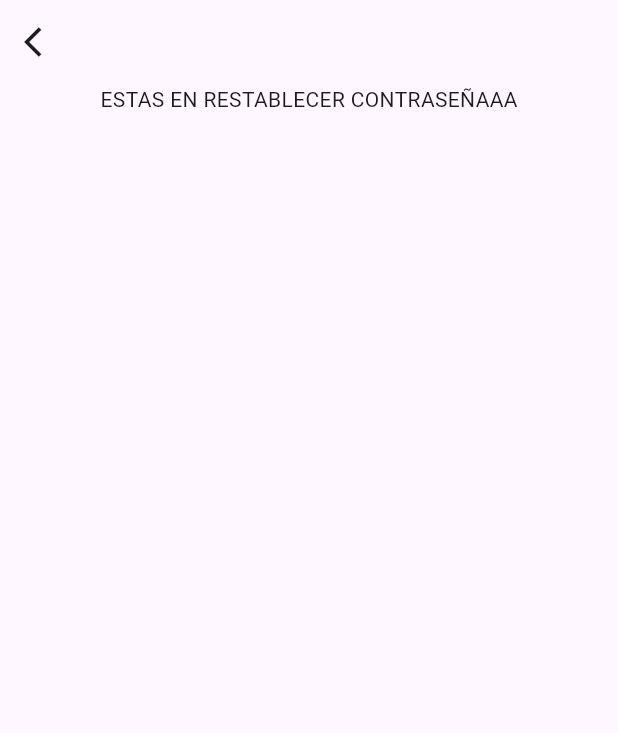
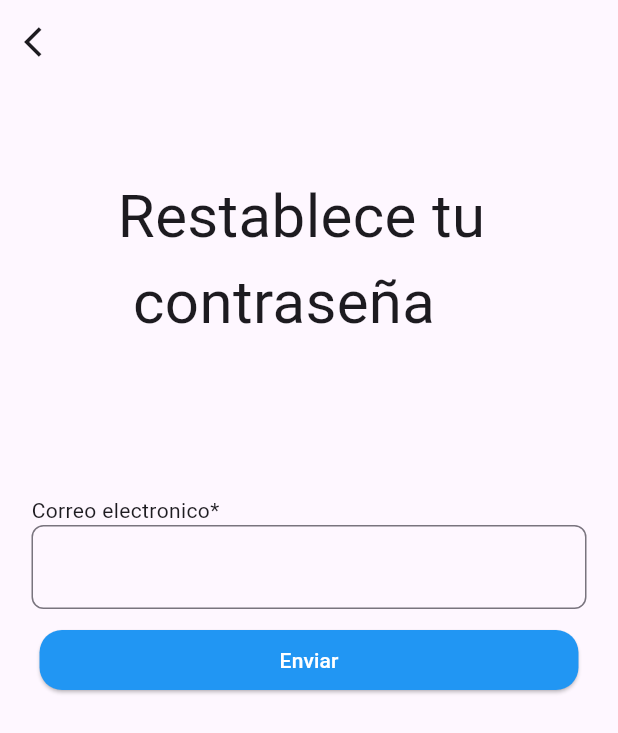
Before and after one commit to fatimabanu12/appITE, a Flutter app: the PasswordPage screen opened by its route, on a phone screen of 412 x 824 dp. Shown: the top 733 px of the screen. Run offline on Flutter 3.47's test engine with Material 3 defaults, Android fonts, the light colour scheme and no system bars.

Commit message:
creacion en pages para recuperar contraseña y se modifico diseño

```diff
--- a/lib/main.dart
+++ b/lib/main.dart
@@ -2,6 +2,7 @@ import 'package:flutter/material.dart';
 import 'package:ite_app/pages/home_page.dart';
 import 'package:ite_app/pages/login.dart';
 import 'package:ite_app/pages/password_page.dart';
+import 'package:ite_app/pages/password_page2.dart';
 import 'package:ite_app/pages/register.dart';
 import 'package:ite_app/pages/splash_screen.dart';
 
@@ -23,6 +24,7 @@ class MainApp extends StatelessWidget {
         '/register': (context) => Register(),
         '/home': (context) => HomePage(),
         '/password': (context) => PasswordPage(),
+        '/password2': (context) => PasswordPage2(),
       },
     );
   }
--- a/lib/pages/login.dart
+++ b/lib/pages/login.dart
@@ -28,7 +28,7 @@ class _Login extends State<Login> {
                 height: 50,
               ),
               CustomLoginForm(
-                  text: 'Correo elcetronico*'), //  hice uso del widget
+                  text: 'Correo electronico*'), //  hice uso del widget
               SizedBox(
                 height: 10,
               ),
--- a/lib/pages/password_page.dart
+++ b/lib/pages/password_page.dart
@@ -1,4 +1,6 @@
 import 'package:flutter/material.dart';
+import 'package:ite_app/widgets/custom_elevated_buttom.dart';
+import 'package:ite_app/widgets/custom_login_form.dart';
 
 class PasswordPage extends StatefulWidget {
   const PasswordPage({super.key});
@@ -19,12 +21,27 @@ class _PasswordPageState extends State<PasswordPage> {
               icon: Icon(Icons.arrow_back_ios)),
         ),
         body: Center(
-        child: (Column(
+            child: Column(
+          mainAxisAlignment: MainAxisAlignment.start,
           children: [
-            Text('ESTAS EN RESTABLECER CONTRASEÑAAA'),
+            Padding(
+              padding: EdgeInsets.only(top: 60),
+              child: Text(
+                'Restablece tu \n contraseña',
+                style: TextStyle(fontSize: 40),
+              ),
+            ),
+
+            SizedBox(
+              height: 100,
+            ),
+            CustomLoginForm(
+                text: 'Correo electronico*'), //  hice uso del widget
+            SizedBox(
+              height: 10,
+            ),
+            CustomElevatedButtom(route: '/password2', text: 'Enviar')
           ],
-        )),
-      ),
-    );
+        )));
   }
 }
--- a/lib/widgets/custom_elevated_buttom.dart
+++ b/lib/widgets/custom_elevated_buttom.dart
@@ -3,6 +3,7 @@ import 'package:flutter/material.dart';
 class CustomElevatedButtom extends StatelessWidget {
   final String route;
   final String text;
+
   const CustomElevatedButtom(
       {required this.route, required this.text, super.key});
 
```
Also changed, not shown: lib/pages/password_page2.dart (added, +45 -0 lines), lib/pages/register.dart (+10 -6 lines). Lines whose indentation alone changed are shown as unchanged.
